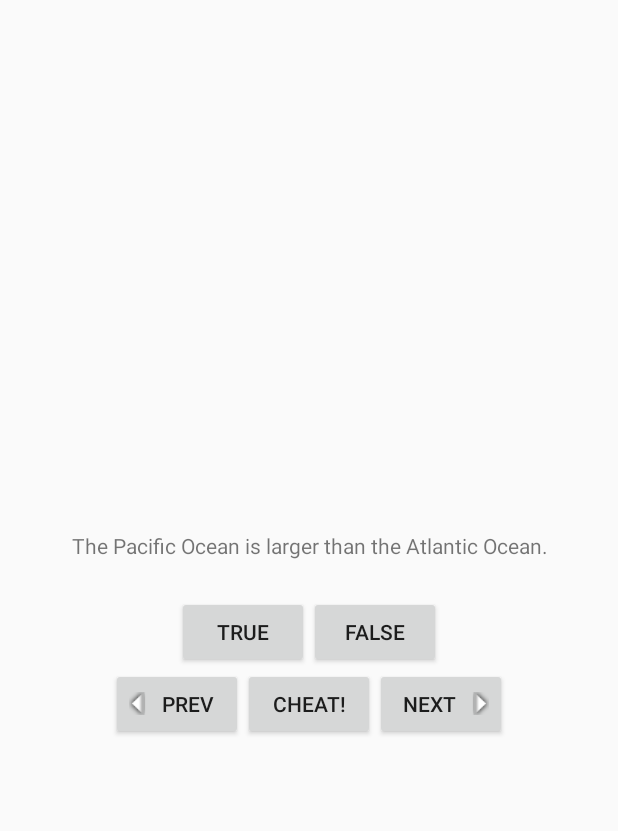
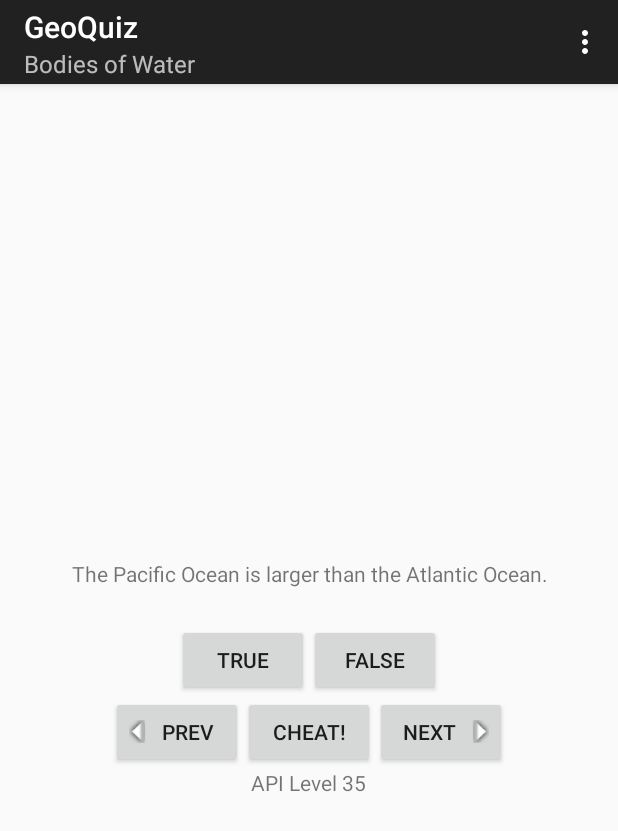
Before and after one commit to Maecenas49/BNR-Projects, an Android app: the screen it shows after launch (QuizActivity), after a tap on "TRUE", on a phone screen of 412 x 824 dp. Shown: the top 831 px of the screen. Run offline under Robolectric (Android 15) with nearby library versions, the light colour scheme and no system bars.

Commit message:
Completed GeoQuiz App

```diff
--- a/GeoQuiz/GeoQuiz/app/src/main/java/com/bignerdranch/android/geoquiz/QuizActivity.java
+++ b/GeoQuiz/GeoQuiz/app/src/main/java/com/bignerdranch/android/geoquiz/QuizActivity.java
@@ -1,7 +1,11 @@
 package com.bignerdranch.android.geoquiz;
 
+import android.annotation.TargetApi;
+import android.support.v7.app.ActionBar;
+import android.support.v7.app.ActionBarActivity;
 import android.content.Intent;
 import android.media.Image;
+import android.os.Build;
 import android.support.v7.app.ActionBarActivity;
 import android.app.Activity;
 import android.os.Bundle;
@@ -15,7 +19,7 @@ import android.widget.TextView;
 import android.widget.Toast;
 
 
-public class QuizActivity extends Activity {
+public class QuizActivity extends ActionBarActivity {
 
     private static final String TAG = "QuizActivity";
     private static final String KEY_INDEX = "index";
@@ -26,6 +30,7 @@ public class QuizActivity extends Activity {
     private Button mPrevButton;
     private Button mCheatButton;
     private TextView mQuestionTextView;
+    private TextView mApiTextView;
 
     private TrueFalse[] mQuestionBank = new TrueFalse[]{
             new TrueFalse(R.string.question_oceans,true),
@@ -37,6 +42,19 @@ public class QuizActivity extends Activity {
 
     private int mCurrentIndex = 0;
 
+    private boolean mIsCheater;
+
+    @Override
+    protected void onActivityResult(int requestCode, int resultCode, Intent data) {
+        Log.d(TAG, "OnActivityResult called");
+        if (data == null){
+            return;
+        }
+        mIsCheater = data.getBooleanExtra(CheatActivity.EXTRA_ANSWER_SHOWN, false);
+        mQuestionBank[mCurrentIndex].setHasCheated(mIsCheater);
+        //Log.d(TAG, String.format("Retreived result from CheatActivity, mIsCheater set to %b", mIsCheater));
+    }
+
     private void updateQuestion(){
         int question = mQuestionBank[mCurrentIndex].getQuestion();
         mQuestionTextView.setText(question);
@@ -47,19 +65,28 @@ public class QuizActivity extends Activity {
 
         int messageResId = 0;
 
-        if (userPressedTrue == answerIsTrue){
-            messageResId = R.string.correct_toast;
-        } else{
-            messageResId = R.string.incorrect_toast;
+        if (mQuestionBank[mCurrentIndex].hasCheated()) {
+            messageResId = R.string.judgment_toast;
+        }else {
+            if (userPressedTrue == answerIsTrue) {
+                messageResId = R.string.correct_toast;
+            } else {
+                messageResId = R.string.incorrect_toast;
+            }
         }
-
         Toast.makeText(this,messageResId,Toast.LENGTH_SHORT).show();
     }
 
+    @TargetApi(11)
     @Override
     protected void onCreate(Bundle savedInstanceState) {
         super.onCreate(savedInstanceState);
         setContentView(R.layout.activity_quiz);
+
+        if (Build.VERSION.SDK_INT >= Build.VERSION_CODES.HONEYCOMB) {
+            ActionBar actionBar = getSupportActionBar();
+            actionBar.setSubtitle("Bodies of Water");
+        }
 
         if (savedInstanceState != null){
             mCurrentIndex = savedInstanceState.getInt(KEY_INDEX, 0);
@@ -102,7 +129,7 @@ public class QuizActivity extends Activity {
                 Intent i = new Intent(QuizActivity.this, CheatActivity.class);
                 boolean answerIsTrue = mQuestionBank[mCurrentIndex].isTrueQuestion();
                 i.putExtra(CheatActivity.EXTRA_ANSWER_IS_TRUE, answerIsTrue);
-                startActivity(i);
+                startActivityForResult(i, 0);
             }
         });
 
@@ -111,6 +138,7 @@ public class QuizActivity extends Activity {
             @Override
             public void onClick(View v) {
                 mCurrentIndex = (mCurrentIndex + 1) % mQuestionBank.length;
+                mIsCheater = false;
                 updateQuestion();
             }
         });
@@ -124,6 +152,9 @@ public class QuizActivity extends Activity {
             }
         });
         updateQuestion();
+
+        mApiTextView = (TextView) findViewById(R.id.Api_Text);
+        mApiTextView.setText(String.format("API Level %d", Build.VERSION.SDK_INT));
     }
 
     @Override
--- a/GeoQuiz/GeoQuiz/app/src/main/java/com/bignerdranch/android/geoquiz/TrueFalse.java
+++ b/GeoQuiz/GeoQuiz/app/src/main/java/com/bignerdranch/android/geoquiz/TrueFalse.java
@@ -6,11 +6,13 @@ package com.bignerdranch.android.geoquiz;
 public class TrueFalse {
     private int mQuestion;
 
+    private boolean mHasCheated;
     private boolean mTrueQuestion;
 
     public TrueFalse(int question, boolean trueQuestion){
         setQuestion(question);
         setTrueQuestion(trueQuestion);
+        setHasCheated(false);
     }
 
     public boolean isTrueQuestion() {
@@ -28,4 +30,12 @@ public class TrueFalse {
     public void setQuestion(int question) {
         mQuestion = question;
     }
+
+    public boolean hasCheated() {
+        return mHasCheated;
+    }
+
+    public void setHasCheated(boolean hasCheated) {
+        mHasCheated = hasCheated;
+    }
 }
--- a/GeoQuiz/GeoQuiz/app/src/main/res/layout-land/activity_quiz.xml
+++ b/GeoQuiz/GeoQuiz/app/src/main/res/layout-land/activity_quiz.xml
@@ -8,6 +8,12 @@
         android:layout_height="wrap_content"
         android:layout_gravity="center_horizontal"
         android:padding="24dp"/>
+
+    <LinearLayout
+        android:layout_width="wrap_content"
+        android:layout_height="wrap_content"
+        android:orientation="vertical"
+        android:layout_gravity="center_vertical|center_horizontal">
 
         <LinearLayout
             android:layout_width="wrap_content"
@@ -26,6 +32,14 @@
                 android:layout_width="wrap_content"
                 android:layout_height="wrap_content"
                 android:text="@string/false_button"/>
+
+            </LinearLayout>
+
+        <TextView
+            android:layout_width="wrap_content"
+            android:layout_height="wrap_content"
+            android:id="@+id/Api_Text"
+            android:layout_gravity="center_horizontal"/>
 
     </LinearLayout>
 
--- a/GeoQuiz/GeoQuiz/app/src/main/res/layout/activity_quiz.xml
+++ b/GeoQuiz/GeoQuiz/app/src/main/res/layout/activity_quiz.xml
@@ -59,4 +59,10 @@
 
          </LinearLayout>
 
+    <TextView
+        android:layout_width="wrap_content"
+        android:layout_height="wrap_content"
+        android:id="@+id/Api_Text"
+        android:gravity="center"/>
+
 </LinearLayout>
```
Also changed, not shown: GeoQuiz/GeoQuiz/app/src/main/java/com/bignerdranch/android/geoquiz/CheatActivity.java (+33 -0 lines). Lines whose indentation alone changed are shown as unchanged.
